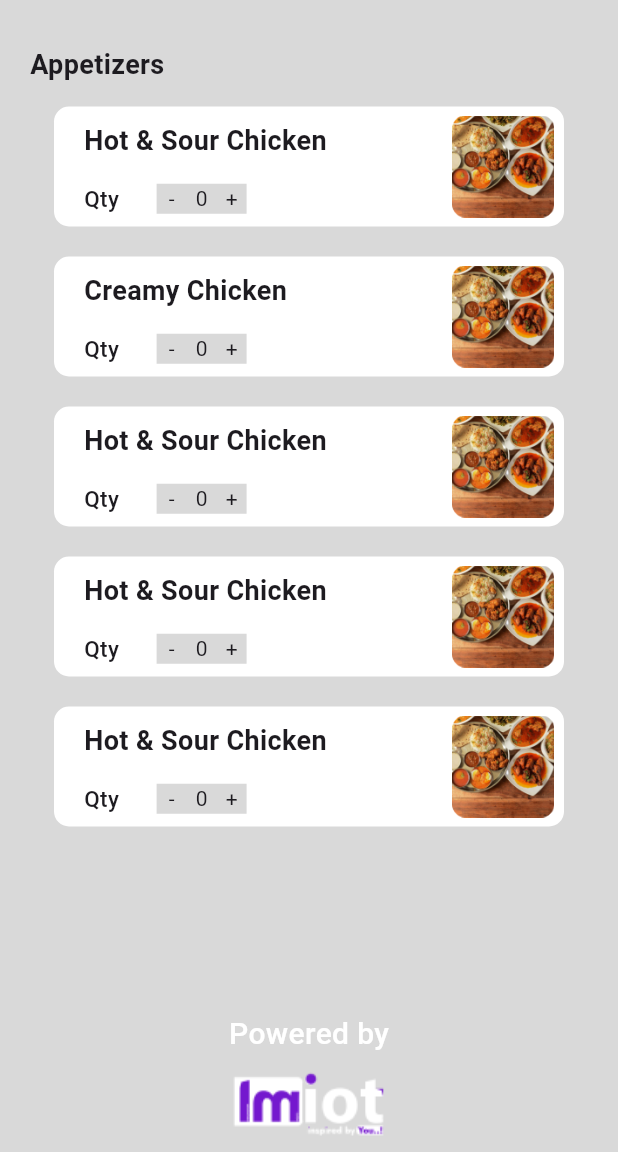
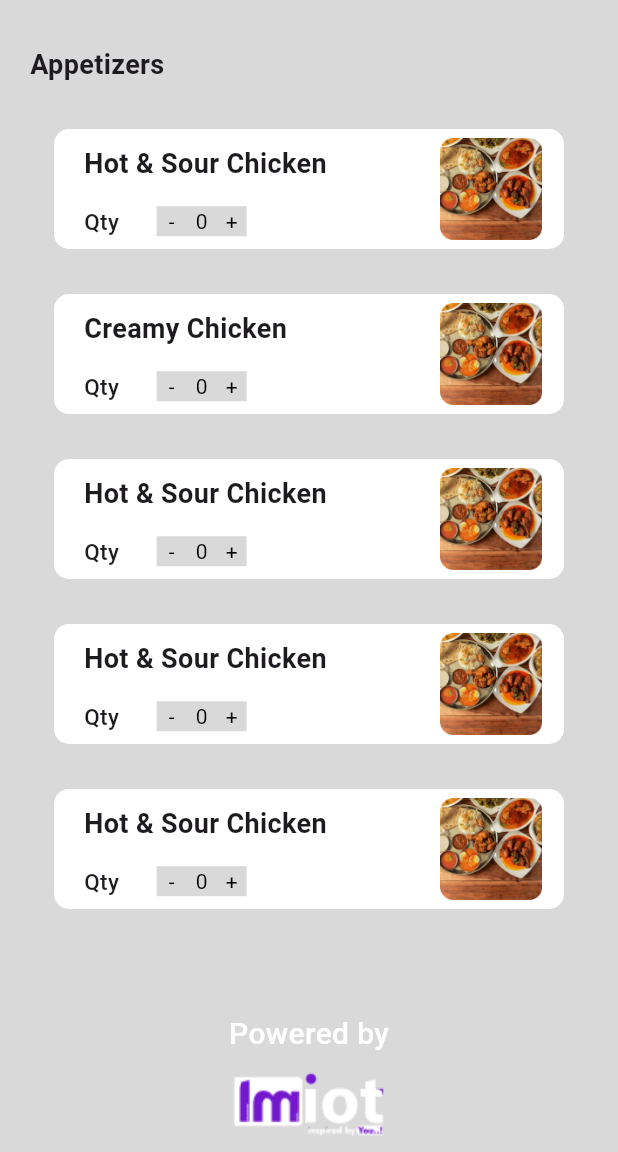
Before and after one commit to Aswin964567/Meals-App-UI, a Flutter app: the Appetizer screen opened directly, on a phone screen of 412 x 824 dp, the part 84-1236 px from its top. Run offline on Flutter 3.47's test engine with Material 3 defaults, Android fonts, the phone set to English and light mode, and no system bars.

```diff
--- a/lib/appetizers.dart
+++ b/lib/appetizers.dart
@@ -33,12 +33,22 @@ class Appetizer extends StatelessWidget {
               ],
             ),
           ),
-          const SizedBox(
-            height: 15,
-          ),
+          // const SizedBox(
+          //   height: 15,
+          // ),
           Expanded(
             child: ListView(
-              children: items.map((item) => ItemBox(title: item)).toList(),
+              children: items
+                  .map(
+                    (item) => ItemBox(
+                      title: item,
+                      cHeight: 80,
+                      hasButton: false,
+                      imageHeight: 68,
+                      imageWidth: 81,
+                    ),
+                  )
+                  .toList(),
             ),
           ),
           const Text(
--- a/lib/model/adding_button.dart
+++ b/lib/model/adding_button.dart
@@ -1,7 +1,10 @@
 import 'package:flutter/material.dart';
 
 class AddingButton extends StatefulWidget {
-  const AddingButton({super.key});
+  final Color containerColor;
+  final Color buttonColor;
+  const AddingButton(
+      {super.key, required this.buttonColor, required this.containerColor});
 
   @override
   State<AddingButton> createState() => _AddingButtonState();
@@ -25,34 +28,49 @@ class _AddingButtonState extends State<AddingButton> {
 
   @override
   Widget build(BuildContext context) {
-    return Row(
+    return Container(
+      color: widget.containerColor,
+      child: Row(
         children: [
           InkWell(
             onTap: _decrementCounter,
-            child: Container(
+            child: SizedBox(
               height: 20,
               width: 20,
               // decoration: BoxDecoration(color: Color(0xffd9d9d9)),
-              child: Center(child: Text('-')),
+              child: Center(
+                  child: Text(
+                '-',
+                style: TextStyle(color: widget.buttonColor),
               )),
-        Container(
+            ),
+          ),
+          SizedBox(
             height: 20,
             width: 20,
             child: Center(
-            child: Text('$_counter'),
+              child: Text(
+                '$_counter',
+                style: TextStyle(color: widget.buttonColor),
+              ),
             ),
           ),
           InkWell(
             onTap: _incrementCounter,
-            child: Container(
+            child: SizedBox(
               height: 20,
               width: 20,
               // decoration: const BoxDecoration(color: Color(0xffd9d9d9)),
-              child: const Center(
-                child: Text('+'),
+              child: Center(
+                child: Text(
+                  '+',
+                  style: TextStyle(color: widget.buttonColor),
                 ),
-            )),
+              ),
+            ),
+          ),
         ],
+      ),
     );
   }
 }
--- a/lib/model/appbar.dart
+++ b/lib/model/appbar.dart
@@ -2,23 +2,28 @@ import 'package:flutter/material.dart';
 import 'package:meals_app/profile.dart';
 
 class CommonAppBar extends StatelessWidget implements PreferredSizeWidget {
+  final bool showButton;
   @override
   Size get preferredSize => const Size.fromHeight(kToolbarHeight);
-  const CommonAppBar({super.key});
+  const CommonAppBar({super.key, this.showButton = true});
 
   @override
   Widget build(BuildContext context) {
     return AppBar(
+      automaticallyImplyLeading: false,
       backgroundColor: const Color(0xFF827500),
-      leading: IconButton(
+      leading: showButton
+          ? IconButton(
               onPressed: () {
+                // if(showButton)
                 Navigator.of(context).pop();
               },
               icon: const Icon(
                 Icons.arrow_back_ios_new_rounded,
                 color: Colors.white,
               ),
-      ),
+            )
+          : null,
       actions: [
         Padding(
           padding: const EdgeInsets.only(
--- a/lib/model/item_box.dart
+++ b/lib/model/item_box.dart
@@ -4,21 +4,35 @@ import 'package:meals_app/model/adding_button.dart';
 
 class ItemBox extends StatelessWidget {
   final String title;
-  const ItemBox({super.key, required this.title});
+  final double cHeight;
+  final bool hasButton;
+  final double imageHeight;
+  final double imageWidth;
+  final double rightPadding;
+  const ItemBox(
+      {super.key,
+      required this.title,
+      required this.cHeight,
+      required this.hasButton,
+      required this.imageHeight,
+      required this.imageWidth,
+      this.rightPadding = 8});
 
   @override
   Widget build(BuildContext context) {
     return Column(
       children: [
+        const SizedBox(height: 30),
         InkWell(
           onTap: () {
             Navigator.push(
               context,
               MaterialPageRoute(builder: (context) => const ItemDetail()),
             );
+            // navigateToScreen(context, ItemDetail());
           },
           child: Container(
-            height: 80,
+            height: cHeight,
             width: 340,
             decoration: BoxDecoration(
               color: Colors.white,
@@ -50,41 +64,57 @@ class ItemBox extends StatelessWidget {
                       const SizedBox(
                         height: 15,
                       ),
-                      Row(
+                      const Row(
                         children: [
-                          const Text(
+                          Text(
                             "Qty",
                             style: TextStyle(
                               fontSize: 15,
                               fontWeight: FontWeight.w500,
                             ),
                           ),
-                          const SizedBox(
+                          SizedBox(
                             width: 25,
                           ),
-                          Container(
-                              decoration: const BoxDecoration(
-                                color: Color(0xffd9d9d9),
-                              ),
-                              child: const AddingButton()),
+                          AddingButton(
+                            buttonColor: Colors.black,
+                            containerColor: Color(0xffd9d9d9),
+                          ),
                         ],
                       ),
+                      if (hasButton)
+                        Row(
+                          mainAxisAlignment: MainAxisAlignment.end,
+                          children: [
+                            TextButton(
+                              onPressed: () {},
+                              child: Text('Remove Item'),
+                            ),
+                          ],
+                        )
                     ],
                   ),
                 ),
-                Image.asset(
-                  'assets/menu.png',
-                  width: 81,
-                  height: 68,
+                Padding(
+                  padding: EdgeInsets.only(right: rightPadding),
+                  child: Image.asset(
+                    'assets/menu.png',
+                    // width: 81,
+                    // height: 68,
+                    width: imageWidth,
+                    height: imageHeight,
+                    fit: BoxFit.contain,
+                  ),
                 )
               ],
             ),
           ),
         ),
-        const SizedBox(height: 20),
       ],
     );
     //   ),
     // );
   }
+
+  void navigateToScreen(BuildContext context, ItemDetail itemDetail) {}
 }
--- a/pubspec.yaml
+++ b/pubspec.yaml
@@ -77,6 +77,7 @@ flutter:
     - assets/dish2.png
     - assets/dish3.png
     - assets/nonveg.png
+    - assets/dish4.png
 
   # An image asset can refer to one or more resolution-specific "variants", see
   # https://flutter.dev/assets-and-images/#resolution-aware
```
Also changed, not shown: lib/cart.dart (added, +72 -0 lines), lib/home.dart (+23 -2 lines), lib/item_detail.dart (+23 -12 lines), lib/main.dart (+8 -6 lines), lib/payment.dart (added, +150 -0 lines), lib/search.dart (+6 -6 lines), assets/dish4.png (added), pubspec.lock. Lines whose indentation alone changed are shown as unchanged.
